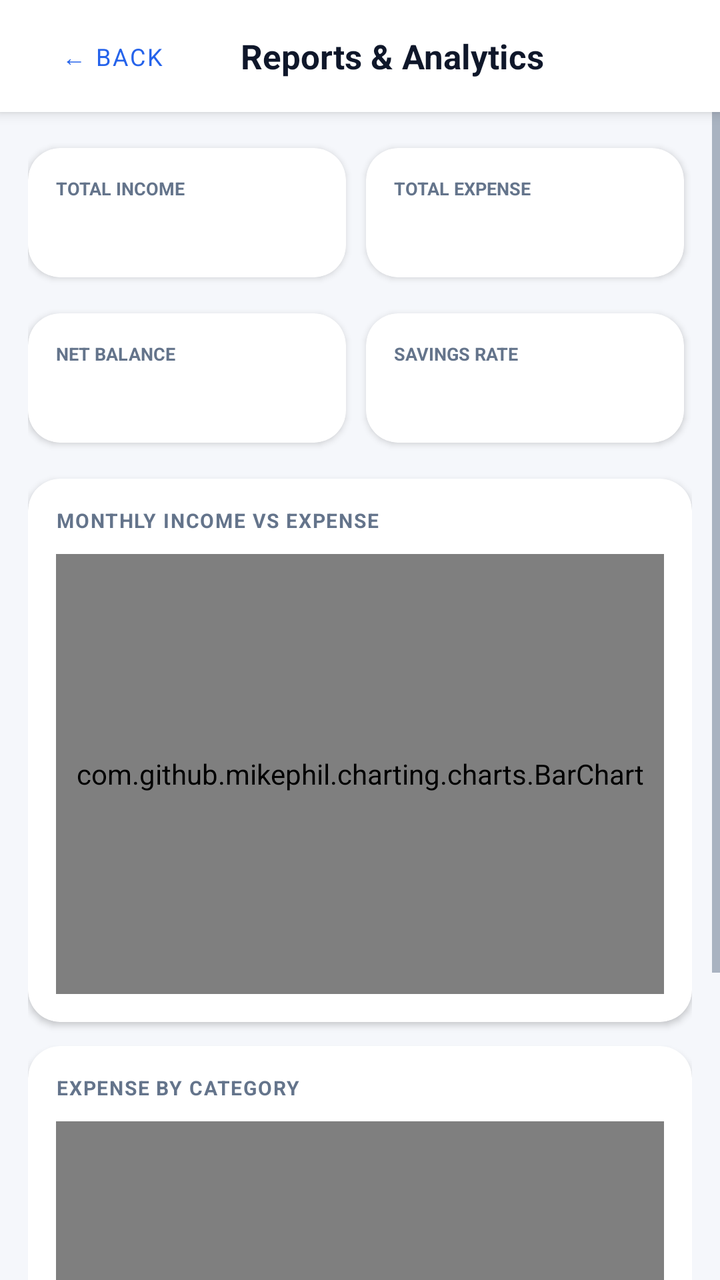
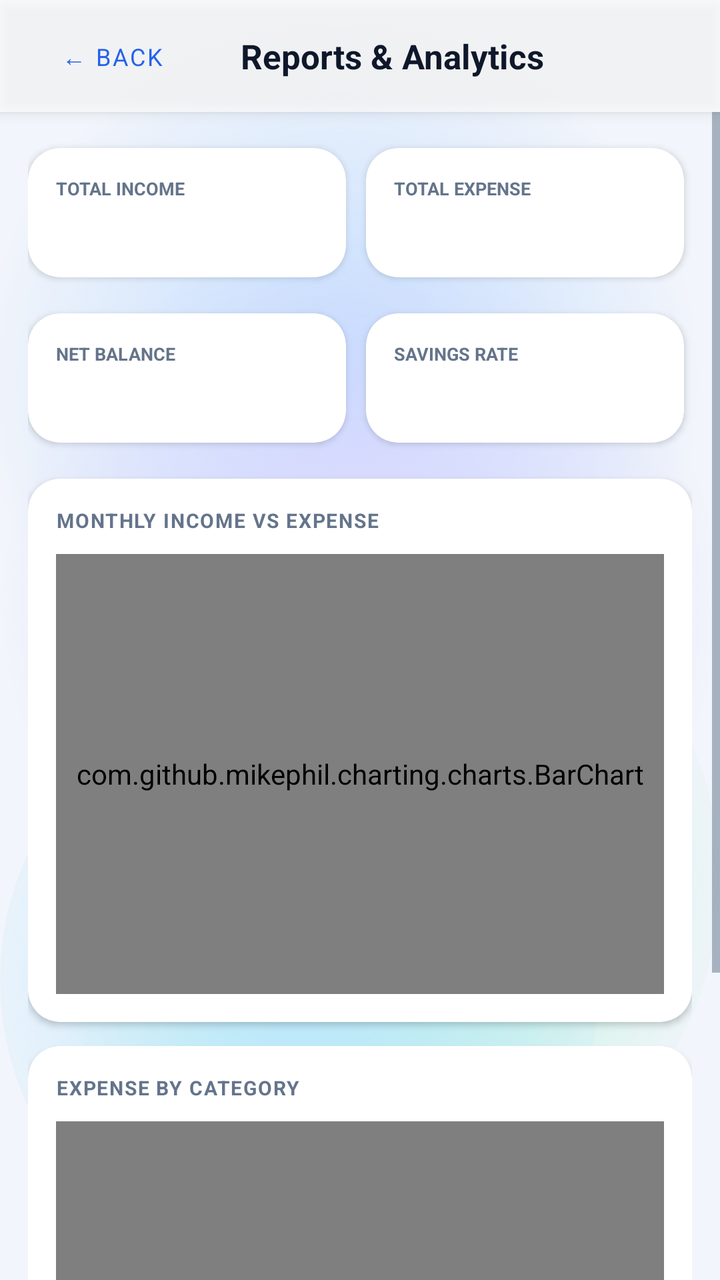

Two renders of the same Android screen: before a commit and after it. Below are the layout's source before the change and the commit's diff.
<!-- AndroidManifest.xml: application theme Theme.ExpenseOS -->
<!-- res/layout/activity_reports.xml -->
<?xml version="1.0" encoding="utf-8"?>
<LinearLayout xmlns:android="http://schemas.android.com/apk/res/android"
    android:layout_width="match_parent"
    android:layout_height="match_parent"
    android:orientation="vertical"
    android:background="@color/bg">

    
    <LinearLayout
        android:layout_width="match_parent"
        android:layout_height="56dp"
        android:background="@color/nav_bg"
        android:orientation="horizontal"
        android:gravity="center_vertical"
        android:paddingHorizontal="12dp"
        android:elevation="4dp">

        <Button
            android:id="@+id/btnBackReports"
            style="@style/Widget.MaterialComponents.Button.TextButton"
            android:layout_width="wrap_content"
            android:layout_height="36dp"
            android:text="← Back"
            android:textSize="12sp" />

        <TextView
            android:layout_width="0dp"
            android:layout_height="wrap_content"
            android:layout_weight="1"
            android:text="Reports &amp; Analytics"
            android:textSize="17sp"
            android:textStyle="bold"
            android:textColor="@color/text"
            android:gravity="center" />

        <View
            android:layout_width="56dp"
            android:layout_height="1dp" />
    </LinearLayout>

    <ScrollView
        android:layout_width="match_parent"
        android:layout_height="match_parent">

        <LinearLayout
            android:layout_width="match_parent"
            android:layout_height="wrap_content"
            android:orientation="vertical"
            android:padding="14dp">

            
            <GridLayout
                android:layout_width="match_parent"
                android:layout_height="wrap_content"
                android:columnCount="2"
                android:useDefaultMargins="true"
                android:layout_marginBottom="10dp">

                <androidx.cardview.widget.CardView xmlns:app="http://schemas.android.com/apk/res-auto"
                    android:layout_width="0dp"
                    android:layout_height="wrap_content"
                    android:layout_columnWeight="1"
                    app:cardCornerRadius="16dp"
                    app:cardElevation="2dp"
                    android:layout_marginEnd="6dp">

                    <LinearLayout
                        android:layout_width="match_parent"
                        android:layout_height="wrap_content"
                        android:orientation="vertical"
                        android:padding="14dp">

                        <TextView
                            android:layout_width="wrap_content"
                            android:layout_height="wrap_content"
                            android:text="TOTAL INCOME"
                            android:textSize="9sp"
                            android:textColor="@color/text_muted"
                            android:textStyle="bold" />

                        <TextView
                            android:id="@+id/tvRptIncome"
                            android:layout_width="wrap_content"
                            android:layout_height="wrap_content"
                            android:textSize="18sp"
                            android:textStyle="bold"
                            android:textColor="@color/green" />
                    </LinearLayout>
                </androidx.cardview.widget.CardView>

                <androidx.cardview.widget.CardView xmlns:app="http://schemas.android.com/apk/res-auto"
                    android:layout_width="0dp"
                    android:layout_height="wrap_content"
                    android:layout_columnWeight="1"
                    app:cardCornerRadius="16dp"
                    app:cardElevation="2dp">

                    <LinearLayout
                        android:layout_width="match_parent"
                        android:layout_height="wrap_content"
                        android:orientation="vertical"
                        android:padding="14dp">

                        <TextView
                            android:layout_width="wrap_content"
                            android:layout_height="wrap_content"
                            android:text="TOTAL EXPENSE"
                            android:textSize="9sp"
                            android:textColor="@color/text_muted"
                            android:textStyle="bold" />

                        <TextView
                            android:id="@+id/tvRptExpense"
                            android:layout_width="wrap_content"
                            android:layout_height="wrap_content"
                            android:textSize="18sp"
                            android:textStyle="bold"
                            android:textColor="@color/red" />
                    </LinearLayout>
                </androidx.cardview.widget.CardView>

            </GridLayout>

            
            <GridLayout
                android:layout_width="match_parent"
                android:layout_height="wrap_content"
                android:columnCount="2"
                android:useDefaultMargins="true"
                android:layout_marginBottom="14dp">

                <androidx.cardview.widget.CardView xmlns:app="http://schemas.android.com/apk/res-auto"
                    android:layout_width="0dp"
                    android:layout_height="wrap_content"
                    android:layout_columnWeight="1"
                    app:cardCornerRadius="16dp"
                    app:cardElevation="2dp"
                    android:layout_marginEnd="6dp">

                    <LinearLayout
                        android:layout_width="match_parent"
                        android:layout_height="wrap_content"
                        android:orientation="vertical"
                        android:padding="14dp">

                        <TextView
                            android:layout_width="wrap_content"
                            android:layout_height="wrap_content"
                            android:text="NET BALANCE"
                            android:textSize="9sp"
                            android:textColor="@color/text_muted"
                            android:textStyle="bold" />

                        <TextView
                            android:id="@+id/tvRptBalance"
                            android:layout_width="wrap_content"
                            android:layout_height="wrap_content"
                            android:textSize="18sp"
                            android:textStyle="bold"
                            android:textColor="@color/primary" />
                    </LinearLayout>
                </androidx.cardview.widget.CardView>

                <androidx.cardview.widget.CardView xmlns:app="http://schemas.android.com/apk/res-auto"
                    android:layout_width="0dp"
                    android:layout_height="wrap_content"
                    android:layout_columnWeight="1"
                    app:cardCornerRadius="16dp"
                    app:cardElevation="2dp">

                    <LinearLayout
                        android:layout_width="match_parent"
                        android:layout_height="wrap_content"
                        android:orientation="vertical"
                        android:padding="14dp">

                        <TextView
                            android:layout_width="wrap_content"
                            android:layout_height="wrap_content"
                            android:text="SAVINGS RATE"
                            android:textSize="9sp"
                            android:textColor="@color/text_muted"
                            android:textStyle="bold" />

                        <TextView
                            android:id="@+id/tvRptSavings"
                            android:layout_width="wrap_content"
                            android:layout_height="wrap_content"
                            android:textSize="18sp"
                            android:textStyle="bold"
                            android:textColor="@color/primary" />
                    </LinearLayout>
                </androidx.cardview.widget.CardView>

            </GridLayout>

            
            <androidx.cardview.widget.CardView xmlns:app="http://schemas.android.com/apk/res-auto"
                android:layout_width="match_parent"
                android:layout_height="wrap_content"
                android:layout_marginBottom="12dp"
                app:cardCornerRadius="16dp"
                app:cardElevation="2dp">

                <LinearLayout
                    android:layout_width="match_parent"
                    android:layout_height="wrap_content"
                    android:orientation="vertical"
                    android:padding="14dp">

                    <TextView
                        android:layout_width="wrap_content"
                        android:layout_height="wrap_content"
                        android:text="MONTHLY INCOME VS EXPENSE"
                        android:textSize="10sp"
                        android:textStyle="bold"
                        android:textColor="@color/text_muted"
                        android:textAllCaps="true"
                        android:letterSpacing="0.06"
                        android:layout_marginBottom="10dp" />

                    <com.github.mikephil.charting.charts.BarChart
                        android:id="@+id/barChart"
                        android:layout_width="match_parent"
                        android:layout_height="220dp" />
                </LinearLayout>
            </androidx.cardview.widget.CardView>

            
            <androidx.cardview.widget.CardView xmlns:app="http://schemas.android.com/apk/res-auto"
                android:layout_width="match_parent"
                android:layout_height="wrap_content"
                app:cardCornerRadius="16dp"
                app:cardElevation="2dp">

                <LinearLayout
                    android:layout_width="match_parent"
                    android:layout_height="wrap_content"
                    android:orientation="vertical"
                    android:padding="14dp">

                    <TextView
                        android:layout_width="wrap_content"
                        android:layout_height="wrap_content"
                        android:text="EXPENSE BY CATEGORY"
                        android:textSize="10sp"
                        android:textStyle="bold"
                        android:textColor="@color/text_muted"
                        android:textAllCaps="true"
                        android:letterSpacing="0.06"
                        android:layout_marginBottom="10dp" />

                    <com.github.mikephil.charting.charts.PieChart
                        android:id="@+id/pieChart"
                        android:layout_width="match_parent"
                        android:layout_height="260dp" />
                </LinearLayout>
            </androidx.cardview.widget.CardView>

        </LinearLayout>
    </ScrollView>
</LinearLayout>
<!-- resources referenced by this layout -->
<resources>
  <color name="bg">#F5F7FB</color>
  <color name="nav_bg">#FFFFFF</color>
  <style name="Theme.ExpenseOS" parent="Theme.MaterialComponents.DayNight.NoActionBar">
          <item name="colorPrimary">@color/primary</item>
          <item name="colorPrimaryVariant">@color/primary_dark</item>
          <item name="colorPrimaryDark">@color/primary_dark</item>
          <item name="colorOnPrimary">@color/on_primary</item>
          <item name="colorSecondary">@color/secondary</item>
          <item name="colorSecondaryVariant">@color/secondary_dark</item>
          <item name="colorOnSecondary">@color/on_primary</item>
          <item name="colorAccent">@color/primary</item>
          <item name="colorSurface">@color/surface</item>
          <item name="colorOnSurface">@color/text</item>
          <item name="colorOnBackground">@color/text</item>
          <item name="colorError">@color/danger</item>
          <item name="android:colorBackground">@color/bg</item>
          <item name="android:windowBackground">@color/bg</item>
  
          <item name="android:textColorPrimary">@color/text</item>
          <item name="android:textColorSecondary">@color/text_muted</item>
          <item name="android:textColorHint">@color/text_hint</item>
          <item name="android:fontFamily">sans-serif</item>
          <item name="fontFamily">sans-serif</item>
  
          
          <item name="android:statusBarColor">@color/bg</item>
          <item name="android:navigationBarColor">@color/nav_bg</item>
          <item name="android:windowLightStatusBar">true</item>
          <item name="android:windowLightNavigationBar" tools:targetApi="o_mr1">true</item>
          <item name="android:forceDarkAllowed" tools:targetApi="q">false</item>
  
          
          <item name="editTextStyle">@style/Widget.ExpenseOS.EditText</item>
          <item name="materialAlertDialogTheme">@style/ThemeOverlay.ExpenseOS.Dialog</item>
          <item name="bottomSheetDialogTheme">@style/ThemeOverlay.ExpenseOS.BottomSheet</item>
          <item name="materialTimePickerTheme">@style/ThemeOverlay.ExpenseOS.TimePicker</item>
          <item name="android:windowAnimationStyle">@style/Animation.ExpenseOS.Window</item>
          <item name="android:windowActivityTransitions">true</item>
          <item name="android:windowContentTransitions">true</item>
      </style>
  <color name="surface">#FFFFFF</color>
  <!-- unchanged entries left out for length: 21 -->
</resources>

<!-- the commit's change to res/layout/activity_reports.xml (unified diff, before → after) -->
@@ -3,7 +3,7 @@
     android:layout_width="match_parent"
     android:layout_height="match_parent"
     android:orientation="vertical"
-    android:background="@color/bg">
+    android:background="@android:color/transparent">
 
     
     <LinearLayout
<!-- resource entries referenced after the edit -->
@@ -1,7 +1,61 @@
 <!-- resources referenced by this layout -->
 <resources>
-  <color name="bg">#F5F7FB</color>
-  <color name="nav_bg">#FFFFFF</color>
+  <color name="bg">#F2F5FB</color>
+  <!-- drawable aurora_bg (drawable) -->
+  <?xml version="1.0" encoding="utf-8"?>
+  <layer-list xmlns:android="http://schemas.android.com/apk/res/android">
+      <item android:drawable="@color/aurora_base" />
+      <item android:width="380dp" android:height="380dp"
+          android:gravity="top|end"
+          android:drawable="@drawable/aurora_blob_blue" />
+      <item android:width="360dp" android:height="360dp"
+          android:gravity="start" android:top="120dp"
+          android:drawable="@drawable/aurora_blob_violet" />
+      <item android:width="340dp" android:height="340dp"
+          android:gravity="bottom|end" android:bottom="30dp"
+          android:drawable="@drawable/aurora_blob_mint" />
+      <item android:width="300dp" android:height="300dp"
+          android:gravity="bottom|start"
+          android:drawable="@drawable/aurora_blob_sky" />
+  </layer-list>
+  <color name="aurora_base">#F2F5FB</color>
+  <!-- drawable aurora_blob_blue (drawable) -->
+  <?xml version="1.0" encoding="utf-8"?>
+  <shape xmlns:android="http://schemas.android.com/apk/res/android" android:shape="oval">
+      <gradient
+          android:type="radial"
+          android:gradientRadius="180dp"
+          android:startColor="#BFDBFE"
+          android:endColor="#00BFDBFE" />
+  </shape>
+  <!-- drawable aurora_blob_violet (drawable) -->
+  <?xml version="1.0" encoding="utf-8"?>
+  <shape xmlns:android="http://schemas.android.com/apk/res/android" android:shape="oval">
+      <gradient
+          android:type="radial"
+          android:gradientRadius="180dp"
+          android:startColor="#DDD6FE"
+          android:endColor="#00DDD6FE" />
+  </shape>
+  <!-- drawable aurora_blob_mint (drawable) -->
+  <?xml version="1.0" encoding="utf-8"?>
+  <shape xmlns:android="http://schemas.android.com/apk/res/android" android:shape="oval">
+      <gradient
+          android:type="radial"
+          android:gradientRadius="180dp"
+          android:startColor="#A7F3D0"
+          android:endColor="#00A7F3D0" />
+  </shape>
+  <!-- drawable aurora_blob_sky (drawable) -->
+  <?xml version="1.0" encoding="utf-8"?>
+  <shape xmlns:android="http://schemas.android.com/apk/res/android" android:shape="oval">
+      <gradient
+          android:type="radial"
+          android:gradientRadius="180dp"
+          android:startColor="#BAE6FD"
+          android:endColor="#00BAE6FD" />
+  </shape>
+  <color name="nav_bg">#B9FFFFFF</color>
   <style name="Theme.ExpenseOS" parent="Theme.MaterialComponents.DayNight.NoActionBar">
           <item name="colorPrimary">@color/primary</item>
           <item name="colorPrimaryVariant">@color/primary_dark</item>
@@ -16,7 +70,7 @@
           <item name="colorOnBackground">@color/text</item>
           <item name="colorError">@color/danger</item>
           <item name="android:colorBackground">@color/bg</item>
-          <item name="android:windowBackground">@color/bg</item>
+          <item name="android:windowBackground">@drawable/aurora_bg</item>
   
           <item name="android:textColorPrimary">@color/text</item>
           <item name="android:textColorSecondary">@color/text_muted</item>
@@ -25,8 +79,8 @@
           <item name="fontFamily">sans-serif</item>
   
           
-          <item name="android:statusBarColor">@color/bg</item>
-          <item name="android:navigationBarColor">@color/nav_bg</item>
+          <item name="android:statusBarColor">@android:color/transparent</item>
+          <item name="android:navigationBarColor">@android:color/transparent</item>
           <item name="android:windowLightStatusBar">true</item>
           <item name="android:windowLightNavigationBar" tools:targetApi="o_mr1">true</item>
           <item name="android:forceDarkAllowed" tools:targetApi="q">false</item>
@@ -40,7 +94,7 @@
           <item name="android:windowActivityTransitions">true</item>
           <item name="android:windowContentTransitions">true</item>
       </style>
-  <color name="surface">#FFFFFF</color>
+  <color name="surface">#E9FFFFFF</color>
   <!-- unchanged entries left out for length: 21 -->
 </resources>
 
